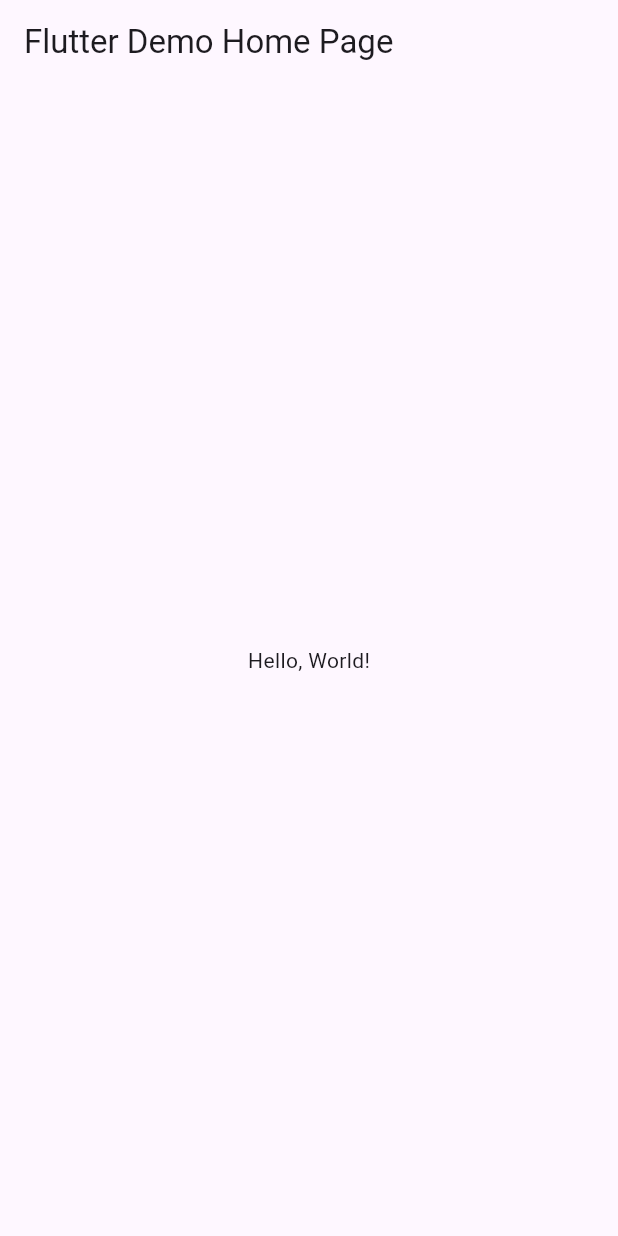
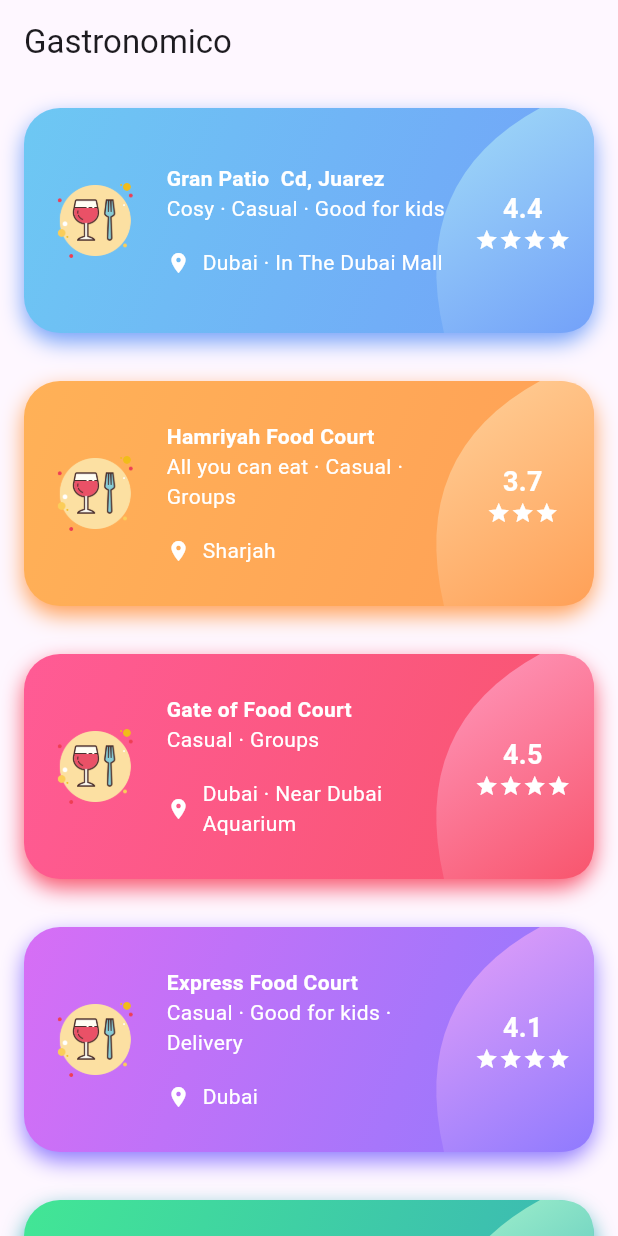
Before and after one commit to nava128/UII_ListV_builder, a Flutter app: the screen it shows after launch, on a phone screen of 412 x 824 dp. Run offline on Flutter 3.47's test engine with Material 3 defaults, Android fonts, the phone set to English and light mode, and no system bars; Roboto replaces fonts that are missing (Avenir).

Commit message:
gastronomico

```diff
--- a/lib/main.dart
+++ b/lib/main.dart
@@ -1,43 +1,21 @@
 import 'package:flutter/material.dart';
+import 'package:navadesignlistview/ui/home_page.dart';
 
-void main() => runApp(MyApp());
+void main() => runApp(const MyApp());
 
 class MyApp extends StatelessWidget {
   const MyApp({super.key});
+
   // This widget is the root of your application.
   @override
   Widget build(BuildContext context) {
     return MaterialApp(
-      // Application name
-      title: 'Flutter Hello World',
-      // Application theme data, you can set the colors for the application as
-      // you want
+      debugShowCheckedModeBanner: false,
+      title: 'Flutter Demo',
       theme: ThemeData(
-        // useMaterial3: false,
         primarySwatch: Colors.blue,
       ),
-      // A widget which will be started on application startup
-      home: MyHomePage(title: 'Flutter Demo Home Page'),
+      home: const HomePage(),
     );
   }
 }
-
-class MyHomePage extends StatelessWidget {
-  final String title;
-  const MyHomePage({super.key, required this.title});
-
-  @override
-  Widget build(BuildContext context) {
-    return Scaffold(
-      appBar: AppBar(
-        // The title text which will be shown on the action bar
-        title: Text(title),
-      ),
-      body: Center(
-        child: Text(
-          'Hello, World!',
-        ),
-      ),
-    );
-  }
-}
--- /dev/null
+++ b/lib/ui/home_page.dart
@@ -0,0 +1,224 @@
+import 'dart:ui' as ui;
+import 'package:flutter/material.dart';
+import 'package:navadesignlistview/widgets/common_widgets.dart';
+
+//69606060
+class HomePage extends StatefulWidget {
+  const HomePage({super.key});
+
+  @override
+  _HomePageState createState() => _HomePageState();
+}
+
+class _HomePageState extends State<HomePage> {
+  final double _borderRadius = 24;
+
+  var items = [
+    PlaceInfo(
+        'Gran Patio  Cd, Juarez',
+        const Color(0xff6DC8F3),
+        const Color(0xff73A1F9),
+        4.4,
+        'Dubai · In The Dubai Mall',
+        'Cosy · Casual · Good for kids'),
+    PlaceInfo(
+        'Hamriyah Food Court',
+        const Color(0xffFFB157),
+        const Color(0xffFFA057),
+        3.7,
+        'Sharjah',
+        'All you can eat · Casual · Groups'),
+    PlaceInfo(
+        'Gate of Food Court',
+        const Color(0xffFF5B95),
+        const Color(0xffF8556D),
+        4.5,
+        'Dubai · Near Dubai Aquarium',
+        'Casual · Groups'),
+    PlaceInfo(
+        'Express Food Court',
+        const Color(0xffD76EF5),
+        const Color(0xff8F7AFE),
+        4.1,
+        'Dubai',
+        'Casual · Good for kids · Delivery'),
+    PlaceInfo('BurJuman Food Court', const Color(0xff42E695),
+        const Color(0xff3BB2B8), 4.2, 'Dubai · In BurJuman', '...'),
+  ];
+
+  @override
+  Widget build(BuildContext context) {
+    return Scaffold(
+      appBar: AppBar(
+        title: const Text('Gastronomico'),
+      ),
+      body: ListView.builder(
+        itemCount: items.length,
+        itemBuilder: (context, index) {
+          return Center(
+            child: Padding(
+              padding: const EdgeInsets.all(16.0),
+              child: Stack(
+                children: <Widget>[
+                  Container(
+                    height: 150,
+                    decoration: BoxDecoration(
+                      borderRadius: BorderRadius.circular(_borderRadius),
+                      gradient: LinearGradient(colors: [
+                        items[index].startColor,
+                        items[index].endColor
+                      ], begin: Alignment.topLeft, end: Alignment.bottomRight),
+                      boxShadow: [
+                        BoxShadow(
+                          color: items[index].endColor,
+                          blurRadius: 12,
+                          offset: const Offset(0, 6),
+                        ),
+                      ],
+                    ),
+                  ),
+                  Positioned(
+                    right: 0,
+                    bottom: 0,
+                    top: 0,
+                    child: CustomPaint(
+                      size: const Size(100, 150),
+                      painter: CustomCardShapePainter(_borderRadius,
+                          items[index].startColor, items[index].endColor),
+                    ),
+                  ),
+                  Positioned.fill(
+                    child: Row(
+                      children: <Widget>[
+                        Expanded(
+                          flex: 2,
+                          child: Image.asset(
+                            'assets/icon.png',
+                            height: 64,
+                            width: 64,
+                          ),
+                        ),
+                        Expanded(
+                          flex: 4,
+                          child: Column(
+                            mainAxisSize: MainAxisSize.min,
+                            crossAxisAlignment: CrossAxisAlignment.start,
+                            children: <Widget>[
+                              Text(
+                                items[index].name,
+                                style: const TextStyle(
+                                    color: Colors.white,
+                                    fontFamily: 'Avenir',
+                                    fontWeight: FontWeight.w700),
+                              ),
+                              Text(
+                                items[index].category,
+                                style: const TextStyle(
+                                  color: Colors.white,
+                                  fontFamily: 'Avenir',
+                                ),
+                              ),
+                              const SizedBox(height: 16),
+                              Row(
+                                children: <Widget>[
+                                  const Icon(
+                                    Icons.location_on,
+                                    color: Colors.white,
+                                    size: 16,
+                                  ),
+                                  const SizedBox(
+                                    width: 8,
+                                  ),
+                                  Flexible(
+                                    child: Text(
+                                      items[index].location,
+                                      style: const TextStyle(
+                                        color: Colors.white,
+                                        fontFamily: 'Avenir',
+                                      ),
+                                    ),
+                                  ),
+                                ],
+                              ),
+                            ],
+                          ),
+                        ),
+                        Expanded(
+                          flex: 2,
+                          child: Column(
+                            mainAxisSize: MainAxisSize.min,
+                            children: <Widget>[
+                              Text(
+                                items[index].rating.toString(),
+                                style: const TextStyle(
+                                    color: Colors.white,
+                                    fontFamily: 'Avenir',
+                                    fontSize: 18,
+                                    fontWeight: FontWeight.w700),
+                              ),
+                              RatingBar(rating: items[index].rating),
+                            ],
+                          ),
+                        ),
+                      ],
+                    ),
+                  ),
+                ],
+              ),
+            ),
+          );
+        },
+      ),
+    );
+  }
+}
+
+class PlaceInfo {
+  final String name;
+  final String category;
+  final String location;
+  final double rating;
+  final Color startColor;
+  final Color endColor;
+
+  PlaceInfo(this.name, this.startColor, this.endColor, this.rating,
+      this.location, this.category);
+}
+
+class CustomCardShapePainter extends CustomPainter {
+  final double radius;
+  final Color startColor;
+  final Color endColor;
+
+  CustomCardShapePainter(this.radius, this.startColor, this.endColor);
+
+  @override
+  void paint(Canvas canvas, Size size) {
+    var radius = 24.0;
+
+    var paint = Paint();
+    paint.shader = ui.Gradient.linear(
+        const Offset(0, 0), Offset(size.width, size.height), [
+      HSLColor.fromColor(startColor).withLightness(0.8).toColor(),
+      endColor
+    ]);
+
+    var path = Path()
+      ..moveTo(0, size.height)
+      ..lineTo(size.width - radius, size.height)
+      ..quadraticBezierTo(
+          size.width, size.height, size.width, size.height - radius)
+      ..lineTo(size.width, radius)
+      ..quadraticBezierTo(size.width, 0, size.width - radius, 0)
+      ..lineTo(size.width - 1.5 * radius, 0)
+      ..quadraticBezierTo(-radius, 2 * radius, 0, size.height)
+      ..close();
+
+    canvas.drawPath(path, paint);
+  }
+
+  @override
+  bool shouldRepaint(CustomPainter oldDelegate) {
+    return true;
+  }
+}
--- /dev/null
+++ b/lib/widgets/common_widgets.dart
@@ -0,0 +1,21 @@
+import 'package:flutter/material.dart';
+
+class RatingBar extends StatelessWidget {
+  final double? rating;
+
+  const RatingBar({Key? key, this.rating}) : super(key: key);
+
+  @override
+  Widget build(BuildContext context) {
+    return Row(
+      mainAxisSize: MainAxisSize.min,
+      children: List.generate(rating!.floor(), (index) {
+        return const Icon(
+          Icons.star,
+          color: Colors.white,
+          size: 16,
+        );
+      }),
+    );
+  }
+}
--- a/pubspec.yaml
+++ b/pubspec.yaml
@@ -17,8 +17,8 @@ dev_dependencies:
 
 flutter:
   uses-material-design: true
-  # assets:
-  #  - images/a_dot_burr.jpeg
+  assets:
+    - assets/
   #  - images/a_dot_ham.jpeg
   # fonts:
   #   - family: Schyler
```
Also changed, not shown: assets/fonts/Avenir-Book.ttf (added), assets/fonts/Avenir-Heavy.ttf (added), assets/fonts/Avenir-Light.ttf (added), assets/fonts/Avenir-Medium.ttf (added), assets/fonts/RobotoMono-Medium.ttf (added), assets/icon.png (added).
